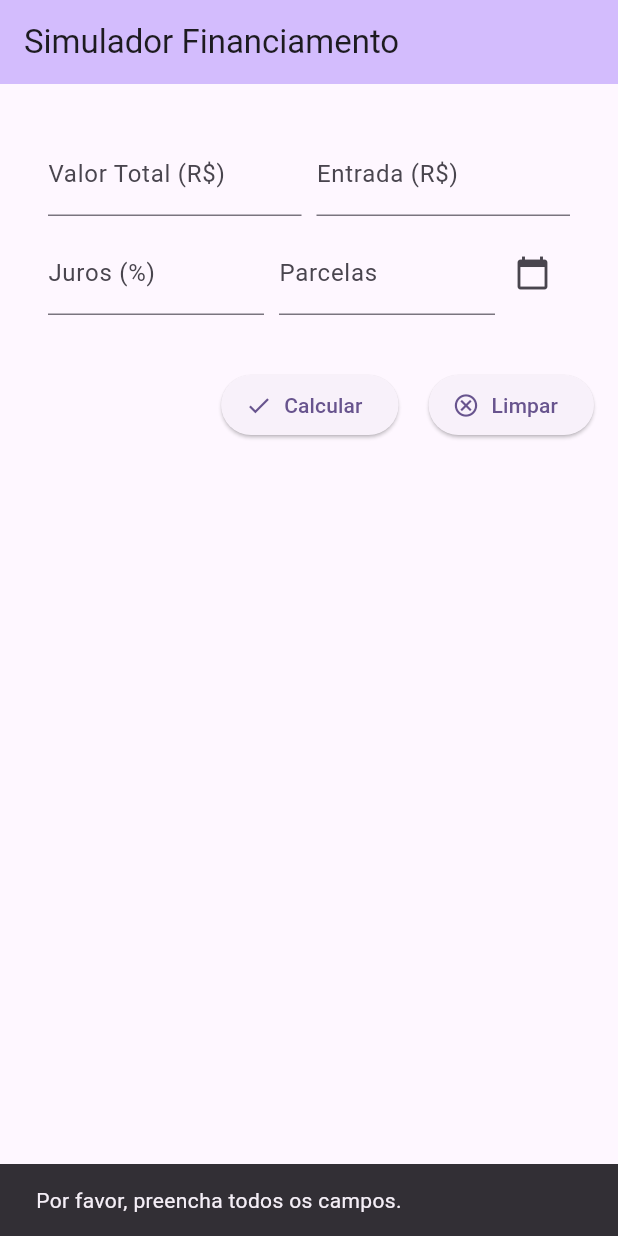
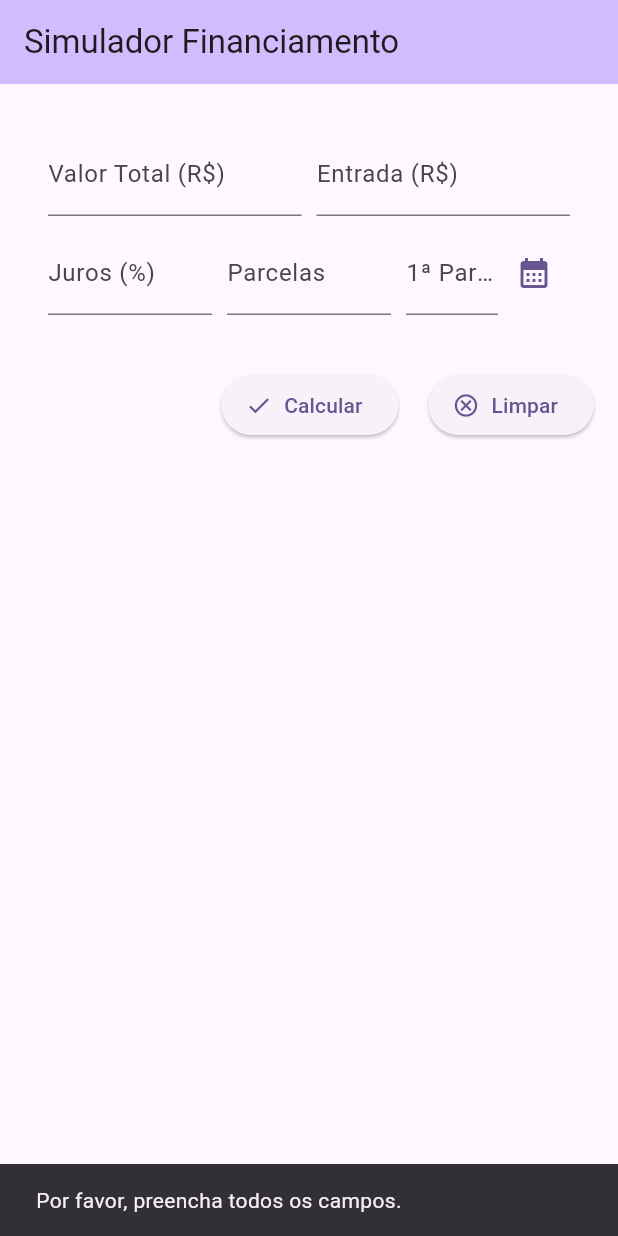
Before and after one commit to aliek57/prova1, a Flutter app: the screen it shows after launch, after a tap on "Calcular", on a phone screen of 412 x 824 dp. Run offline on Flutter 3.47's test engine with Material 3 defaults, Android fonts, the phone set to English and light mode, and no system bars.

Commit message:
fix: parcela class and targets

```diff
--- a/lib/main.dart
+++ b/lib/main.dart
@@ -34,6 +34,7 @@ class _MyHomePageState extends State<MyHomePage> {
   TextEditingController entradaController = TextEditingController();
   TextEditingController jurosController = TextEditingController();
   TextEditingController parcelasController = TextEditingController();
+  TextEditingController dataController = TextEditingController();
   DateTime? dataVencimento;
   List<Parcela> parcelas = [];
 
@@ -47,6 +48,7 @@ class _MyHomePageState extends State<MyHomePage> {
     if (data_escolhida != null && data_escolhida != dataVencimento) {
       setState(() {
         dataVencimento = data_escolhida;
+        dataController.text = "${dataVencimento!.day.toString().padLeft(2, '0')}/${dataVencimento!.month.toString().padLeft(2, '0')}/${dataVencimento!.year}";
       });
     }
   }
@@ -59,16 +61,15 @@ class _MyHomePageState extends State<MyHomePage> {
         crossAxisAlignment: CrossAxisAlignment.start,
         children: [
           Text(
-            "Parcela nº ${p.numeroParcela} vence em ${p.dataVencimento.day.toString().padLeft(2, '0')}/${p.dataVencimento.month.toString().padLeft(2, '0')}/${p.dataVencimento.year}",
-            style: const TextStyle(fontWeight: FontWeight.bold),
+            "Parcela nº ${p.numeroParcela} vence em ${p.dataVencimento!.day.toString().padLeft(2, '0')}/${p.dataVencimento!.month.toString().padLeft(2, '0')}/${p.dataVencimento!.year}",
           ),
           const SizedBox(height: 4),
           Row(
             mainAxisAlignment: MainAxisAlignment.spaceBetween,
             children: [
-              Text("Parcela: R\$ ${p.valorParcela.toStringAsFixed(2)}"),
-              Text("Juros: R\$ ${p.juros.toStringAsFixed(2)}"),
-              Text("Total: R\$ ${p.dividaRestante.toStringAsFixed(2)}"),
+              Text("Parcela: R\$ ${p.valorParcela!.toStringAsFixed(2)}"),
+              Text("Juros: R\$ ${p.juros!.toStringAsFixed(2)}"),
+              Text("Total: R\$ ${p.totalParcela!.toStringAsFixed(2)}"),
             ],
           ),
         ],
@@ -91,6 +92,7 @@ class _MyHomePageState extends State<MyHomePage> {
       entradaController.clear();
       jurosController.clear();
       parcelasController.clear();
+      dataController.clear();
       dataVencimento = null;
       parcelas = [];
     });
@@ -116,27 +118,26 @@ class _MyHomePageState extends State<MyHomePage> {
       }
 
       double saldoDevedor = total - entrada;
-      double valorPrincipalParcela = saldoDevedor / numParcelas;
+      double valorPrincipalParcela = (total - entrada) / numParcelas;
       List<Parcela> tempParcelas = [];
       DateTime dataAtual = dataVencimento!;
 
       for (int i = 1; i <= numParcelas; i++) {
         double jurosDaParcela = saldoDevedor * jurosMensal;
         double valorTotalParcela = valorPrincipalParcela + jurosDaParcela;
-        double novoSaldoDevedor = saldoDevedor - valorPrincipalParcela;
 
         dataAtual = DateTime(dataAtual.year, dataAtual.month + 1, dataAtual.day);
 
         tempParcelas.add(
           Parcela(
             numeroParcela: i,
-            valorParcela: valorTotalParcela,
+            valorParcela: valorPrincipalParcela,
             juros: jurosDaParcela,
-            dividaRestante: novoSaldoDevedor > 0 ? novoSaldoDevedor : 0,
+            totalParcela: valorTotalParcela,
             dataVencimento: dataAtual,
           ),
         );
-        saldoDevedor = novoSaldoDevedor;
+        saldoDevedor -= valorPrincipalParcela;
       }
 
       setState(() {
@@ -169,7 +170,6 @@ class _MyHomePageState extends State<MyHomePage> {
                         child: TextField(
                           controller: totalController,
                           decoration: const InputDecoration(labelText: "Valor Total (R\$)"),
-                          keyboardType: TextInputType.number,
                         ),
                       ),
                       const SizedBox(width: 10),
@@ -177,7 +177,6 @@ class _MyHomePageState extends State<MyHomePage> {
                         child: TextField(
                           controller: entradaController,
                           decoration: const InputDecoration(labelText: "Entrada (R\$)"),
-                          keyboardType: TextInputType.number,
                         ),
                       ),
                     ],
@@ -189,7 +188,6 @@ class _MyHomePageState extends State<MyHomePage> {
                         child: TextField(
                           controller: jurosController,
                           decoration: const InputDecoration(labelText: "Juros (%)"),
-                          keyboardType: TextInputType.number,
                         ),
                       ),
                       const SizedBox(width: 10),
@@ -197,14 +195,27 @@ class _MyHomePageState extends State<MyHomePage> {
                         child: TextField(
                           controller: parcelasController,
                           decoration: const InputDecoration(labelText: "Parcelas"),
-                          keyboardType: TextInputType.number,
                         ),
                       ),
-                      SizedBox(
-                        width: 50,
-                        child: IconButton(
-                          onPressed: _selecionarData,
-                          icon: const Icon(Icons.calendar_today),
+                      const SizedBox(width: 10),
+                      Expanded(
+                        child: Row(
+                          children: [
+                            Expanded(
+                              child: TextField(
+                                controller: dataController, // Adicionado o novo TextField
+                                decoration: const InputDecoration(
+                                  labelText: "1ª Parcela",
+                                ),
+                                readOnly: true, // Impede que o usuário digite
+                              ),
+                            ),
+                            IconButton(
+                              onPressed: _selecionarData,
+                              icon: const Icon(Icons.calendar_month),
+                              color: Theme.of(context).colorScheme.primary,
+                            ),
+                          ],
                         ),
                       ),
                     ],
--- a/lib/parcela.dart
+++ b/lib/parcela.dart
@@ -1,15 +1,11 @@
 class Parcela {
-  int numeroParcela;
-  double valorParcela;
-  double juros;
-  double dividaRestante;
-  DateTime dataVencimento;
+  int? numeroParcela;
+  double? valorParcela;
+  double? juros;
+  double? totalParcela;
+  DateTime? dataVencimento;
 
-  Parcela({
-    required this.numeroParcela,
-    required this.valorParcela,
-    required this.juros,
-    required this.dividaRestante,
-    required this.dataVencimento,
+  Parcela({ this.numeroParcela, this.valorParcela, this.juros,
+            this.totalParcela, this.dataVencimento,
   });
 }
```
